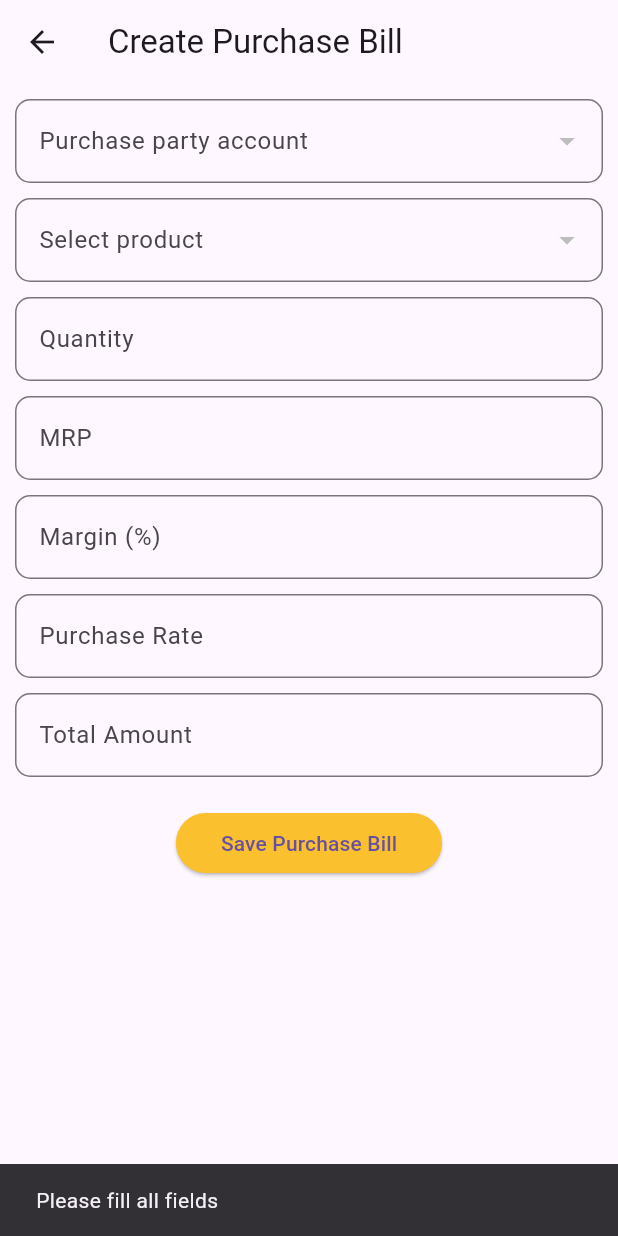
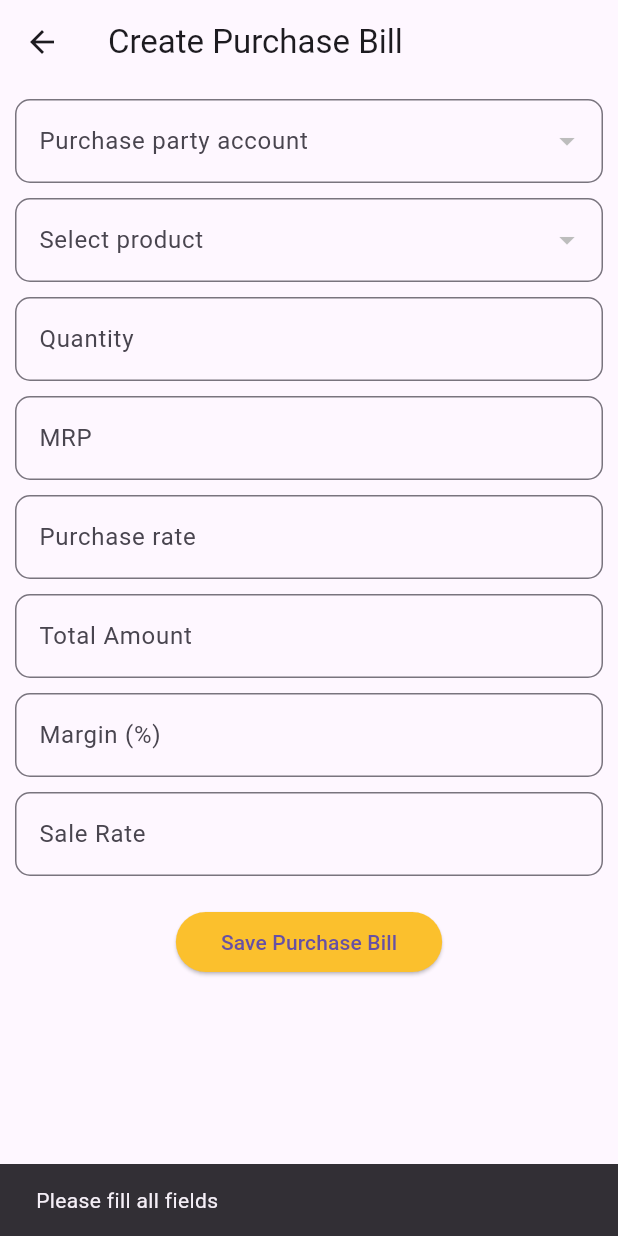
Before and after one commit to KirtanNarola13/malavi_management, a Flutter app: the PurchaseBillScreen screen opened directly, after a tap on "Save Purchase Bill", on a phone screen of 412 x 824 dp. Run offline on Flutter 3.47's test engine with Material 3 defaults, Android fonts, the phone set to English and light mode, and no system bars; our stand-ins replace animate_do, cloud_firestore, firebase_auth, firebase_core, firebase_storage, flutter_snake_navigationbar and 3 more; accounts and stored records are empty.

```diff
--- a/lib/utils/components/purchase_bill_screen.dart
+++ b/lib/utils/components/purchase_bill_screen.dart
@@ -1,4 +1,3 @@
-
 import 'package:flutter/material.dart';
 import 'package:cloud_firestore/cloud_firestore.dart';
 
@@ -10,16 +9,17 @@ class PurchaseBillScreen extends StatefulWidget {
 }
 
 class _PurchaseBillScreenState extends State<PurchaseBillScreen> {
-
   String? selectedProduct;
   String? selectedParty;
   int? quantity;
+  double? margin;
+  double? purchaseRate;
+  double? totalAmount;
   double? mrp;
   double? saleRate;
-  double? margin;
-  double? totalAmount;
 
   final marginController = TextEditingController();
+  final purchaseRateController = TextEditingController();
   final saleRateController = TextEditingController();
   final totalAmountController = TextEditingController();
 
@@ -147,18 +147,16 @@ class _PurchaseBillScreenState extends State<PurchaseBillScreen> {
                 onChanged: (value) {
                   setState(() {
                     mrp = double.tryParse(value);
-                    calculatePurchaseRate();
+                    calculateSaleRate();
                   });
                 },
               ),
               const SizedBox(
                 height: 10,
               ),
-
               TextField(
-                controller: marginController,
                 decoration: const InputDecoration(
-                  labelText: 'Margin (%)',
+                  labelText: 'Purchase rate',
                   border: OutlineInputBorder(
                     borderRadius: BorderRadius.all(
                       Radius.circular(
@@ -171,33 +169,7 @@ class _PurchaseBillScreenState extends State<PurchaseBillScreen> {
                 keyboardType: TextInputType.number,
                 onChanged: (value) {
                   setState(() {
-                    margin = double.tryParse(value) ?? 0.0;
-                    calculatePurchaseRate();
-                  });
-                },
-              ),
-              const SizedBox(
-                height: 10,
-              ),
-
-              TextField(
-                controller: saleRateController,
-                decoration: const InputDecoration(
-                  labelText: 'Purchase Rate',
-                  border: OutlineInputBorder(
-                    borderRadius: BorderRadius.all(
-                      Radius.circular(
-                        10.0,
-                      ),
-                    ),
-                    borderSide: BorderSide(color: Colors.yellow),
-                  ),
-                ),
-                keyboardType: TextInputType.number,
-                onChanged: (value) {
-                  setState(() {
-                    saleRate = double.tryParse(value) ?? 0.0;
-                    calculateMargin();
+                    purchaseRate = double.tryParse(value);
                     calculateTotalAmount();
                   });
                 },
@@ -222,7 +194,58 @@ class _PurchaseBillScreenState extends State<PurchaseBillScreen> {
                 readOnly: true,
                 controller: totalAmountController,
               ),
-              const SizedBox(height: 20),
+
+              const SizedBox(height: 10),
+              TextField(
+                controller: marginController,
+                decoration: const InputDecoration(
+                  labelText: 'Margin (%)',
+                  border: OutlineInputBorder(
+                    borderRadius: BorderRadius.all(
+                      Radius.circular(
+                        10.0,
+                      ),
+                    ),
+                    borderSide: BorderSide(color: Colors.yellow),
+                  ),
+                ),
+                keyboardType: TextInputType.number,
+                onChanged: (value) {
+                  setState(() {
+                    margin = double.tryParse(value) ?? 0.0;
+                    calculateSaleRate();
+                  });
+                },
+              ),
+              const SizedBox(
+                height: 10,
+              ),
+
+              TextField(
+                controller: saleRateController,
+                decoration: const InputDecoration(
+                  labelText: 'Sale Rate',
+                  border: OutlineInputBorder(
+                    borderRadius: BorderRadius.all(
+                      Radius.circular(
+                        10.0,
+                      ),
+                    ),
+                    borderSide: BorderSide(color: Colors.yellow),
+                  ),
+                ),
+                keyboardType: TextInputType.number,
+                onChanged: (value) {
+                  setState(() {
+                    saleRate = double.tryParse(value) ?? 0.0;
+                    calculateMargin();
+                    calculateTotalAmount();
+                  });
+                },
+              ),
+              const SizedBox(
+                height: 20,
+              ),
               ElevatedButton(
                 onPressed: savePurchaseBill,
                 style: ElevatedButton.styleFrom(
@@ -241,7 +264,7 @@ class _PurchaseBillScreenState extends State<PurchaseBillScreen> {
     );
   }
 
-  void calculatePurchaseRate() {
+  void calculateSaleRate() {
     if (mrp != null && margin != null && margin! > 0) {
       setState(() {
         saleRate = mrp! / (1 + (margin! / 100));
@@ -261,9 +284,9 @@ class _PurchaseBillScreenState extends State<PurchaseBillScreen> {
   }
 
   void calculateTotalAmount() {
-    if (quantity != null && saleRate != null) {
+    if (quantity != null && purchaseRate != null && mrp != null) {
       setState(() {
-        totalAmount = quantity! * saleRate!;
+        totalAmount = quantity! * purchaseRate!;
         totalAmountController.text = totalAmount!.toStringAsFixed(2);
       });
     }
@@ -275,6 +298,7 @@ class _PurchaseBillScreenState extends State<PurchaseBillScreen> {
       selectedParty = null;
       quantity = null;
       mrp = null;
+      purchaseRate = null;
       saleRate = null;
       margin = null;
       totalAmount = null;
@@ -289,6 +313,7 @@ class _PurchaseBillScreenState extends State<PurchaseBillScreen> {
         selectedParty != null &&
         quantity != null &&
         mrp != null &&
+        purchaseRate != null &&
         saleRate != null &&
         totalAmount != null) {
       // Fetch party and product details
@@ -308,8 +333,9 @@ class _PurchaseBillScreenState extends State<PurchaseBillScreen> {
         'productName': productDoc['title'],
         'quantity': quantity,
         'mrp': mrp,
+        'purchaseRate': purchaseRate,
+        'totalAmount': totalAmount,
         'saleRate': saleRate,
-        'totalAmount': totalAmount,
         'margin': margin,
         'date': Timestamp.now(),
       };
@@ -377,7 +403,7 @@ class _PurchaseBillScreenState extends State<PurchaseBillScreen> {
           .collection('productStock')
           .doc(selectedProduct);
       await productStockRef.update({
-        'quantity': FieldValue.increment(quantity!),
+        'quantity': FieldValue.increment(quantity as num),
       });
 
       ScaffoldMessenger.of(context)
```
Also changed, not shown: lib/utils/components/purchase_bill_history.dart (+9 -7 lines).
